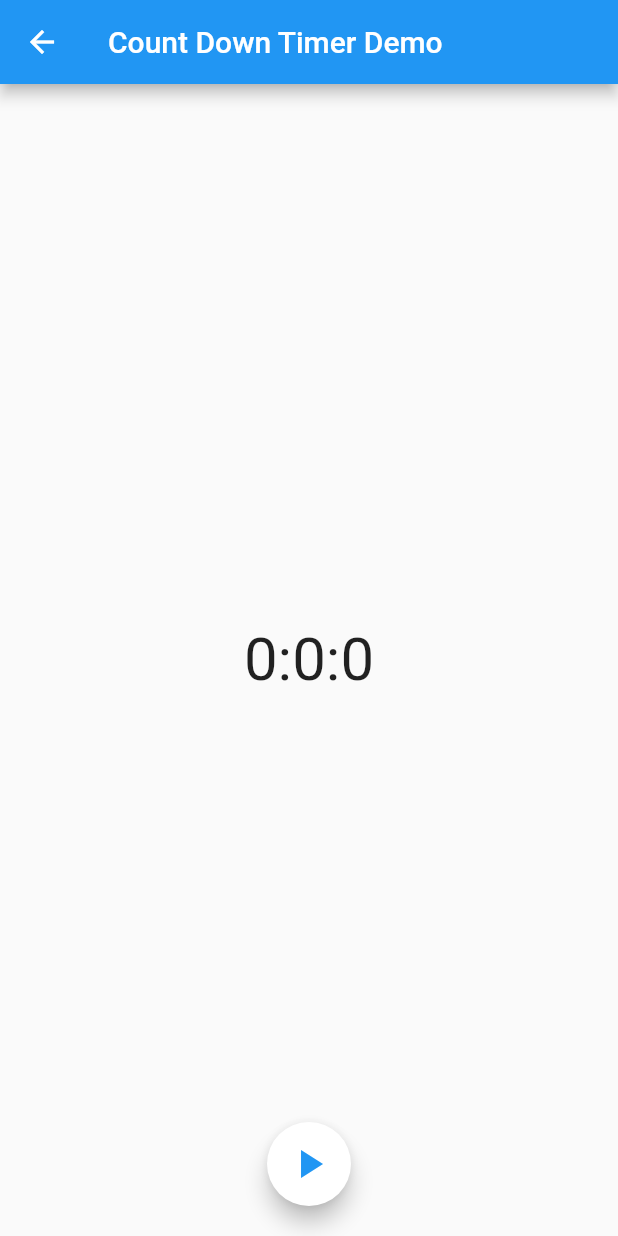
After one commit to JettChen12/flutter_excellent_timer, a Flutter app: the screen it shows after launch, after a tap on "CountDown Timer Demo", on a phone screen of 412 x 824 dp. The commit adds this screen. Run offline on Flutter 3.47's test engine with Material 2 defaults, Android fonts, the phone set to English and light mode, and no system bars.

Commit message:
feat: update

```diff
--- a/example/lib/main.dart
+++ b/example/lib/main.dart
@@ -1,4 +1,5 @@
 import 'package:example/pages/all_operation_demo.dart';
+import 'package:example/pages/count_down_timer_demo.dart';
 import 'package:example/pages/normal_operation_demo.dart';
 import 'package:flutter/material.dart';
 
@@ -24,20 +25,21 @@ class MyApp extends StatelessWidget {
 class MyHomePage extends StatelessWidget {
   const MyHomePage({super.key});
 
+  // demo item
   Widget demoItem(BuildContext context, String title, Widget demoPage) {
     return GestureDetector(
       onTap: () => Navigator.push(context, MaterialPageRoute(builder: (context) => demoPage)),
       child: Container(
         margin: const EdgeInsets.all(20),
-        height: 60,
+        height: 50,
         decoration: BoxDecoration(
-          borderRadius: BorderRadius.circular(15),
+          borderRadius: BorderRadius.circular(12),
           border: Border.all(width: 1),
         ),
         alignment: Alignment.center,
         child: Text(
           title,
-          style: const TextStyle(fontSize: 25),
+          style: const TextStyle(fontSize: 20),
         ),
       ),
     );
@@ -53,6 +55,7 @@ class MyHomePage extends StatelessWidget {
         children: [
           demoItem(context, 'All Operation Demo', const AllOperationDemo()),
           demoItem(context, 'Normal Operation Demo', const NormalOperationDemo()),
+          demoItem(context, 'CountDown Timer Demo', const CountDownTimerDemo()),
         ],
       ),
     );
--- a/example/lib/pages/all_operation_demo.dart
+++ b/example/lib/pages/all_operation_demo.dart
@@ -9,7 +9,7 @@ class AllOperationDemo extends StatefulWidget {
 }
 
 class _AllOperationDemoState extends State<AllOperationDemo> {
-  final ExcellentCountDownTimer controller = ExcellentCountDownTimer();
+  final ExcellentCountDownTimerController controller = ExcellentCountDownTimerController();
 
   void _start() {
     controller.start(
--- /dev/null
+++ b/example/lib/pages/count_down_timer_demo.dart
@@ -0,0 +1,103 @@
+import 'package:flutter/cupertino.dart';
+import 'package:flutter/material.dart';
+import 'package:flutter_excellent_timer/flutter_excellent_timer.dart';
+
+class CountDownTimerDemo extends StatefulWidget {
+  const CountDownTimerDemo({Key? key}) : super(key: key);
+
+  @override
+  State<CountDownTimerDemo> createState() => _CountDownTimerDemoState();
+}
+
+class _CountDownTimerDemoState extends State<CountDownTimerDemo> {
+  final ExcellentCountDownTimerController _controller = ExcellentCountDownTimerController();
+
+  @override
+  void dispose() {
+    super.dispose();
+    _controller.dispose();
+  }
+
+  @override
+  Widget build(BuildContext context) {
+    return Scaffold(
+      appBar: AppBar(
+        title: const Text('Count Down Timer Demo'),
+      ),
+      body: Center(
+        child: ValueListenableBuilder(
+            valueListenable: _controller.status,
+            builder: (context, value, child) => Stack(
+                  children: [
+                    Align(alignment: Alignment.center, child: ExcellentCountDownTimer(controller: _controller)),
+                    Align(
+                      alignment: Alignment.bottomCenter,
+                      child: Padding(
+                        padding: const EdgeInsets.only(bottom: 20),
+                        child: Visibility(
+                          visible: _controller.isRunning || _controller.isPaused,
+                          replacement: FloatingActionButton(
+                            onPressed: () => _controller.start(
+                                duration: const Duration(seconds: 10),
+                                whenCompleted: () {
+                                  print('--------------------isCompleted');
+                                }),
+                            backgroundColor: CupertinoColors.white,
+                            tooltip: 'start',
+                            heroTag: 'start',
+                            child: const Icon(
+                              Icons.play_arrow,
+                              color: Colors.blue,
+                              size: 32,
+                            ),
+                          ),
+                          child: Row(
+                            mainAxisAlignment: MainAxisAlignment.spaceEvenly,
+                            children: [
+                              FloatingActionButton(
+                                onPressed: _controller.stop,
+                                tooltip: 'stop',
+                                heroTag: 'stop',
+                                backgroundColor: CupertinoColors.white,
+                                child: const Icon(
+                                  Icons.stop,
+                                  color: Colors.blue,
+                                  size: 32,
+                                ),
+                              ),
+                              Visibility(
+                                visible: _controller.isPaused,
+                                replacement: FloatingActionButton(
+                                  onPressed: _controller.pause,
+                                  backgroundColor: CupertinoColors.white,
+                                  tooltip: 'pause',
+                                  heroTag: 'pause',
+                                  child: const Icon(
+                                    Icons.pause,
+                                    color: Colors.blue,
+                                    size: 32,
+                                  ),
+                                ),
+                                child: FloatingActionButton(
+                                  onPressed: _controller.resume,
+                                  tooltip: 'resume',
+                                  heroTag: 'resume',
+                                  backgroundColor: CupertinoColors.white,
+                                  child: const Icon(
+                                    Icons.play_arrow,
+                                    color: Colors.blue,
+                                    size: 32,
+                                  ),
+                                ),
+                              ),
+                            ],
+                          ),
+                        ),
+                      ),
+                    )
+                  ],
+                )),
+      ),
+    );
+  }
+}
--- a/example/lib/pages/normal_operation_demo.dart
+++ b/example/lib/pages/normal_operation_demo.dart
@@ -10,7 +10,7 @@ class NormalOperationDemo extends StatefulWidget {
 }
 
 class _NormalOperationDemoState extends State<NormalOperationDemo> {
-  final ExcellentCountDownTimer controller = ExcellentCountDownTimer();
+  final ExcellentCountDownTimerController controller = ExcellentCountDownTimerController();
 
   @override
   void dispose() {
--- a/lib/flutter_excellent_timer.dart
+++ b/lib/flutter_excellent_timer.dart
@@ -1,4 +1,5 @@
 library flutter_excellent_timer;
 
-export 'src/instance/excellent_count_down_timer.dart';
+export 'src/component/widget/excellent_count_down_timer.dart';
+export 'src/instance/excellent_count_down_timer_controller.dart';
 export 'src/tool/enum.dart';
--- /dev/null
+++ b/lib/src/component/widget/excellent_count_down_timer.dart
@@ -0,0 +1,31 @@
+import 'package:flutter/material.dart';
+import 'package:flutter_excellent_timer/flutter_excellent_timer.dart';
+
+/// count down timer
+///
+class ExcellentCountDownTimer extends StatefulWidget {
+  const ExcellentCountDownTimer({
+    Key? key,
+    required this.controller,
+    this.timerStyle = TimerStyle.hourMinuteSecond,
+  }) : super(key: key);
+
+  final ExcellentCountDownTimerController controller;
+
+  // timer style
+  final TimerStyle timerStyle;
+
+  @override
+  State<ExcellentCountDownTimer> createState() => _ExcellentCountDownTimerState();
+}
+
+class _ExcellentCountDownTimerState extends State<ExcellentCountDownTimer> {
+  @override
+  Widget build(BuildContext context) {
+    return ValueListenableBuilder(
+        valueListenable: widget.controller.tick,
+        builder: (context, value, child) {
+          return widget.timerStyle.build(value);
+        });
+  }
+}
--- a/lib/src/instance/excellent_count_down_timer.dart
+++ b/lib/src/instance/excellent_count_down_timer_controller.dart
@@ -7,8 +7,8 @@ import 'package:flutter_excellent_timer/src/tool/enum.dart';
 
 /// 倒计时控制器
 ///
-class ExcellentCountDownTimer implements ExcellentTimerInterface {
-  ExcellentCountDownTimer({this.stepDuration = const Duration(seconds: 1)});
+class ExcellentCountDownTimerController implements ExcellentTimerInterface {
+  ExcellentCountDownTimerController({this.stepDuration = const Duration(seconds: 1)});
 
   /// 定义间隔时间 默认一秒钟
   Duration stepDuration;
--- /dev/null
+++ b/lib/src/tool/duration_handler.dart
@@ -0,0 +1,25 @@
+import 'package:flutter_excellent_timer/flutter_excellent_timer.dart';
+
+extension DurationExtension on Duration {
+  String format(TimerStyle style) {
+    final totalMilliSeconds = inMilliseconds;
+    final hours = totalMilliSeconds ~/ 3600000;
+    final minutes = (totalMilliSeconds % 3600000) ~/ 60000;
+    final seconds = (totalMilliSeconds % 60000) ~/ 1000;
+    // final milliSeconds = 0; // TODO
+    switch (style) {
+      case TimerStyle.hourMinuteSecond:
+        return '$hours:$minutes:$seconds';
+      case TimerStyle.hourMinute:
+        return '$hours:$minutes';
+      case TimerStyle.minuteSecond:
+        return '$minutes:$seconds';
+      case TimerStyle.hourOnly:
+        return '$hours';
+      case TimerStyle.minuteOnly:
+        return '$minutes';
+      case TimerStyle.secondOnly:
+        return '$seconds';
+    }
+  }
+}
--- a/lib/src/tool/enum.dart
+++ b/lib/src/tool/enum.dart
@@ -1,3 +1,6 @@
+import 'package:flutter/cupertino.dart';
+import 'package:flutter_excellent_timer/src/tool/duration_handler.dart';
+
 /// count down timer status
 ///
 enum CountDownTimerStatus {
@@ -23,3 +26,21 @@ enum CountDownTimerStatus {
 /// timer operation
 ///
 enum TimerOperation { start, stop, pause, resume, reset }
+
+/// timer style
+enum TimerStyle {
+  hourMinuteSecond, // H-M-S
+  hourMinute, // H-M
+  minuteSecond, // M-S
+  hourOnly, // H
+  minuteOnly, // M
+  secondOnly; // S
+
+  // build timer
+  Widget build(Duration duration, {TextStyle? style}) {
+    return Text(
+      duration.format(this),
+      style: style ?? const TextStyle(fontSize: 40),
+    );
+  }
+}
```
